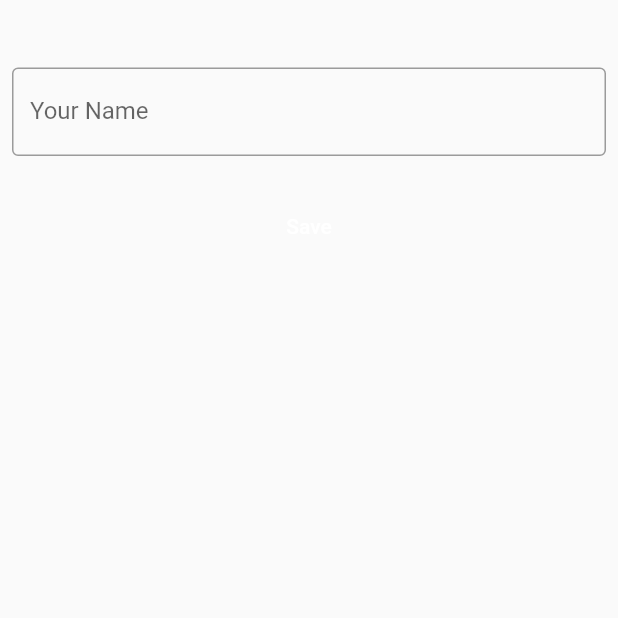
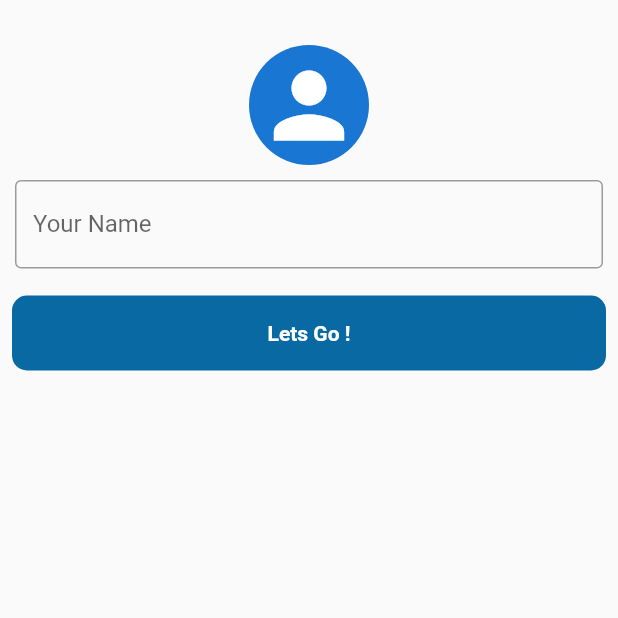
Before and after one commit to aryan47/ordermanagement, a Flutter app: the LoginProfile screen opened by its route, on a phone screen of 412 x 824 dp, the top half of it. Run offline on Flutter 3.47's test engine with Material 2 defaults, Android fonts, the phone set to English and light mode, and no system bars; our stand-ins replace badges, firebase_auth, firebase_core, flutter_typeahead, rxdart, yaml; missing offline and left inert: mongo_dart; accounts and stored records are empty.

Commit message:
style login-profile

```diff
--- a/lib/screens/login_profile.dart
+++ b/lib/screens/login_profile.dart
@@ -22,9 +22,14 @@ class _LoginProfileState extends State<LoginProfile> {
         body: ListView(
           shrinkWrap: true,
           children: [
+            SizedBox(height: 30),
+            Center(
+                child: CircleAvatar(
+              radius: 40,
+              child: Icon(Icons.person, size: 70),
+            )),
             Padding(
-              padding: const EdgeInsets.only(
-                  right: 8.0, left: 8.0, top: 45.0, bottom: 15),
+              padding: const EdgeInsets.all(10),
               child: TextField(
                 controller: userCtrl,
                 onChanged: null,
@@ -36,21 +41,18 @@ class _LoginProfileState extends State<LoginProfile> {
             ),
             Padding(
               padding: const EdgeInsets.all(8.0),
-              child: FlatButton(
-                  child: Text(
-                    "Save",
-                    style: TextStyle(color: Colors.white),
-                  ),
-                  // color: Colors.blue,
-                  onPressed: () async {
-                    print(userCtrl.text);
+              child: InkWell(
+                onTap: () async {
+                  if (userCtrl.text.toString().length == 0) {
+                    final snackBar =
+                        SnackBar(content: Text('Please enter your name !'));
+
+                    ScaffoldMessenger.of(context).showSnackBar(snackBar);
+                  } else {
                     var customer = await Provider.of<AppConfigService>(context,
                             listen: false)
                         .saveForm('customers', {"name": userCtrl.text},
                             _loginSrv.currentUser["belongs_to_customer"]["id"]);
-
-                    // customer["belongs_to_customer"] =
-                    //     getShortForm()["getCustomerShortForm"](customer);
 
                     await Provider.of<AppConfigService>(context, listen: false)
                         .saveForm(
@@ -58,15 +60,26 @@ class _LoginProfileState extends State<LoginProfile> {
                             getShortForm()["getCustomerShortForm"](customer),
                             _loginSrv.currentUser["_id"].id.hexString,
                             "belongs_to_customer");
-                    //                        var customer = await db
-                    //     .collection("customers")
-                    //     .find(where.eq("phone_no", user.phoneNumber))
-                    //     .toList();
-                    // if (customer != null && customer.length != 0) {
-                    //   model["belongs_to_customer"] = customer[0];
-                    // }
                     Navigator.pushReplacementNamed(context, "/auth");
-                  }),
+                  }
+                },
+                child: Container(
+                  height: 50,
+                  decoration: BoxDecoration(
+                    borderRadius: BorderRadius.circular(10),
+                    color: Color.fromARGB(255, 9, 105, 163),
+                  ),
+                  child: Center(
+                    child: Text(
+                      "Lets Go !",
+                      style: TextStyle(
+                        color: Colors.white,
+                        fontWeight: FontWeight.bold,
+                      ),
+                    ),
+                  ),
+                ),
+              ),
             )
           ],
         ),
--- a/todo.txt
+++ b/todo.txt
@@ -29,3 +29,4 @@ add cancel remarks
  ===========================================
  move all padding, margin, color to constant
  check customer product price as priority in price listing
+ style login-profile (DONE)
```
Also changed, not shown: lib/screens/authmgr.dart (+23 -4 lines), lib/screens/login.dart (+3 -10 lines).
